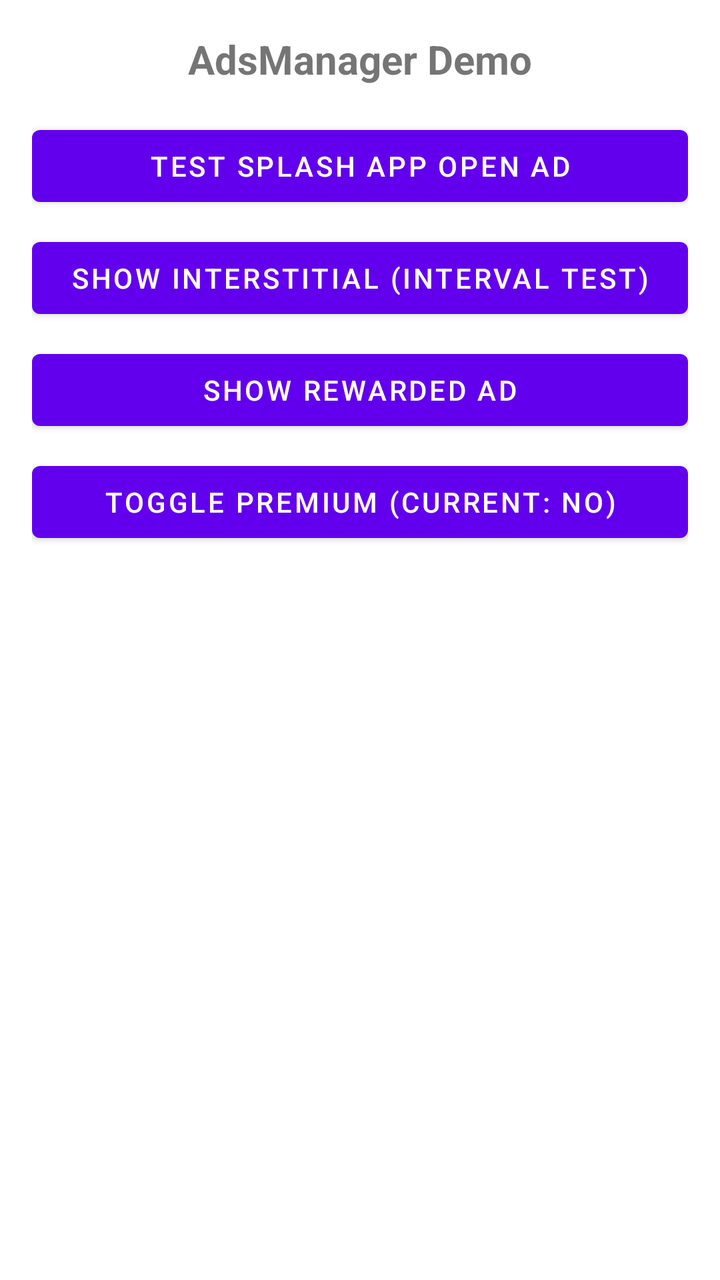
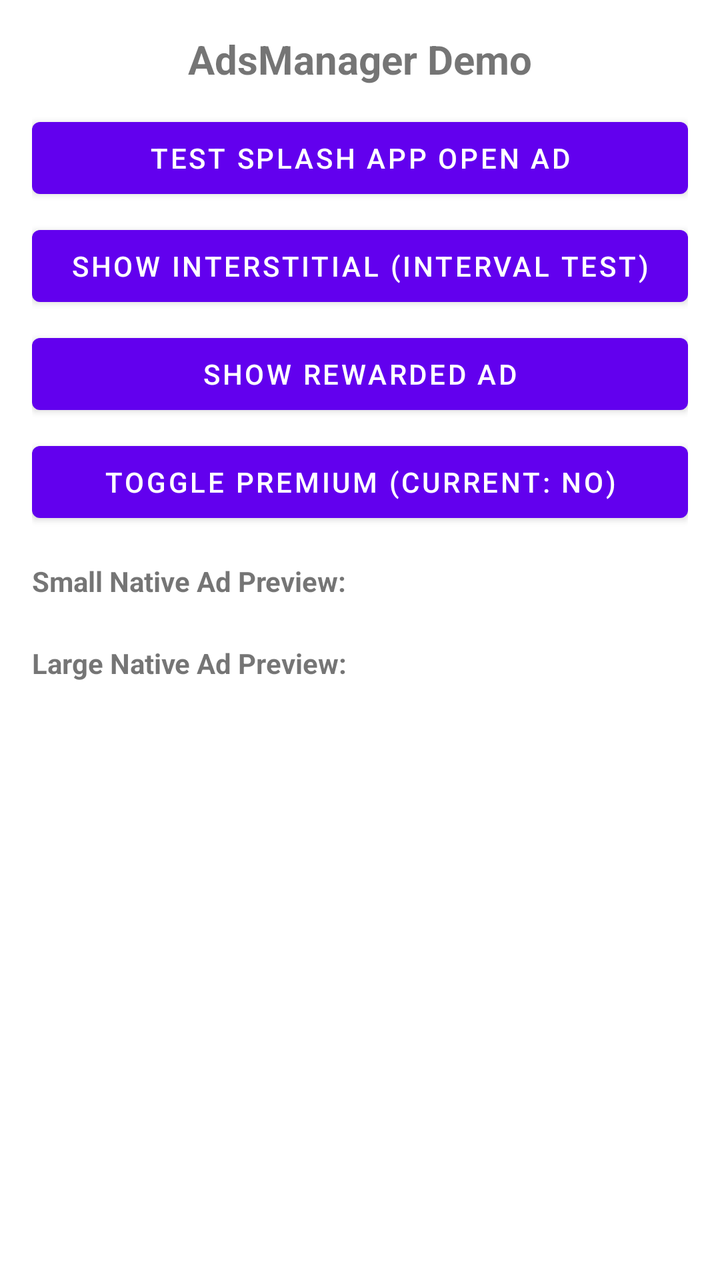

Screens rendered from an Android XML layout before and after an edit, with the pre-edit source and the edit as a unified diff.
<!-- AndroidManifest.xml: application theme Theme.AdsManager -->
<!-- res/layout/activity_main.xml -->
<?xml version="1.0" encoding="utf-8"?>
<LinearLayout xmlns:android="http://schemas.android.com/apk/res/android"
    android:layout_width="match_parent"
    android:layout_height="match_parent"
    android:gravity="center_horizontal"
    android:orientation="vertical"
    android:padding="16dp">

    <TextView
        android:layout_width="wrap_content"
        android:layout_height="wrap_content"
        android:text="AdsManager Demo"
        android:textSize="20sp"
        android:textStyle="bold" />

    <Button
        android:id="@+id/btnSplashAppOpen"
        android:layout_width="match_parent"
        android:layout_height="wrap_content"
        android:layout_marginTop="16dp"
        android:text="Test Splash App Open Ad" />

    <Button
        android:id="@+id/btnInterstitial"
        android:layout_width="match_parent"
        android:layout_height="wrap_content"
        android:layout_marginTop="8dp"
        android:text="Show Interstitial (Interval Test)" />

    <Button
        android:id="@+id/btnRewarded"
        android:layout_width="match_parent"
        android:layout_height="wrap_content"
        android:layout_marginTop="8dp"
        android:text="Show Rewarded Ad" />

    <Button
        android:id="@+id/btnTogglePremium"
        android:layout_width="match_parent"
        android:layout_height="wrap_content"
        android:layout_marginTop="8dp"
        android:text="Toggle Premium (Current: No)" />

    <FrameLayout
        android:id="@+id/nativeAdContainer"
        android:layout_width="match_parent"
        android:layout_height="wrap_content"
        android:layout_marginTop="16dp" />

    <View
        android:layout_width="match_parent"
        android:layout_height="0dp"
        android:layout_weight="1" />

    <FrameLayout
        android:id="@+id/bannerContainer"
        android:layout_width="match_parent"
        android:layout_height="wrap_content" />
</LinearLayout>
<!-- resources referenced by this layout -->
<resources>
  <style name="Theme.AdsManager" parent="Theme.MaterialComponents.DayNight.DarkActionBar">
          
          <item name="colorPrimary">@color/purple_500</item>
          <item name="colorPrimaryVariant">@color/purple_700</item>
          <item name="colorOnPrimary">@color/white</item>
          
          <item name="colorSecondary">@color/teal_200</item>
          <item name="colorSecondaryVariant">@color/teal_700</item>
          <item name="colorOnSecondary">@color/black</item>
          
          <item name="android:statusBarColor">?attr/colorPrimaryVariant</item>
          
      </style>
  <color name="purple_500">#FF6200EE</color>
  <color name="purple_700">#FF3700B3</color>
  <color name="white">#FFFFFFFF</color>
  <color name="teal_200">#FF03DAC5</color>
  <color name="teal_700">#FF018786</color>
  <color name="black">#FF000000</color>
</resources>

<!-- the commit's change to res/layout/activity_main.xml (unified diff, before → after) -->
@@ -1,59 +1,85 @@
 <?xml version="1.0" encoding="utf-8"?>
-<LinearLayout xmlns:android="http://schemas.android.com/apk/res/android"
+<ScrollView xmlns:android="http://schemas.android.com/apk/res/android"
     android:layout_width="match_parent"
     android:layout_height="match_parent"
-    android:gravity="center_horizontal"
-    android:orientation="vertical"
-    android:padding="16dp">
+    android:fillViewport="true">
 
-    <TextView
-        android:layout_width="wrap_content"
-        android:layout_height="wrap_content"
-        android:text="AdsManager Demo"
-        android:textSize="20sp"
-        android:textStyle="bold" />
-
-    <Button
-        android:id="@+id/btnSplashAppOpen"
+    <LinearLayout
         android:layout_width="match_parent"
         android:layout_height="wrap_content"
-        android:layout_marginTop="16dp"
-        android:text="Test Splash App Open Ad" />
+        android:gravity="center_horizontal"
+        android:orientation="vertical"
+        android:padding="16dp">
 
-    <Button
-        android:id="@+id/btnInterstitial"
-        android:layout_width="match_parent"
-        android:layout_height="wrap_content"
-        android:layout_marginTop="8dp"
-        android:text="Show Interstitial (Interval Test)" />
+        <TextView
+            android:layout_width="wrap_content"
+            android:layout_height="wrap_content"
+            android:text="AdsManager Demo"
+            android:textSize="20sp"
+            android:textStyle="bold" />
 
-    <Button
-        android:id="@+id/btnRewarded"
-        android:layout_width="match_parent"
-        android:layout_height="wrap_content"
-        android:layout_marginTop="8dp"
-        android:text="Show Rewarded Ad" />
+        <Button
+            android:id="@+id/btnSplashAppOpen"
+            android:layout_width="match_parent"
+            android:layout_height="wrap_content"
+            android:layout_marginTop="12dp"
+            android:text="Test Splash App Open Ad" />
 
-    <Button
-        android:id="@+id/btnTogglePremium"
-        android:layout_width="match_parent"
-        android:layout_height="wrap_content"
-        android:layout_marginTop="8dp"
-        android:text="Toggle Premium (Current: No)" />
+        <Button
+            android:id="@+id/btnInterstitial"
+            android:layout_width="match_parent"
+            android:layout_height="wrap_content"
+            android:layout_marginTop="6dp"
+            android:text="Show Interstitial (Interval Test)" />
 
-    <FrameLayout
-        android:id="@+id/nativeAdContainer"
-        android:layout_width="match_parent"
-        android:layout_height="wrap_content"
-        android:layout_marginTop="16dp" />
+        <Button
+            android:id="@+id/btnRewarded"
+            android:layout_width="match_parent"
+            android:layout_height="wrap_content"
+            android:layout_marginTop="6dp"
+            android:text="Show Rewarded Ad" />
 
-    <View
-        android:layout_width="match_parent"
-        android:layout_height="0dp"
-        android:layout_weight="1" />
+        <Button
+            android:id="@+id/btnTogglePremium"
+            android:layout_width="match_parent"
+            android:layout_height="wrap_content"
+            android:layout_marginTop="6dp"
+            android:text="Toggle Premium (Current: No)" />
 
-    <FrameLayout
-        android:id="@+id/bannerContainer"
-        android:layout_width="match_parent"
-        android:layout_height="wrap_content" />
-</LinearLayout>
+        
+        <TextView
+            android:layout_width="match_parent"
+            android:layout_height="wrap_content"
+            android:layout_marginTop="16dp"
+            android:text="Small Native Ad Preview:"
+            android:textStyle="bold" />
+
+        <FrameLayout
+            android:id="@+id/smallNativeContainer"
+            android:layout_width="match_parent"
+            android:layout_height="wrap_content"
+            android:layout_marginTop="6dp" />
+
+        
+        <TextView
+            android:layout_width="match_parent"
+            android:layout_height="wrap_content"
+            android:layout_marginTop="16dp"
+            android:text="Large Native Ad Preview:"
+            android:textStyle="bold" />
+
+        <FrameLayout
+            android:id="@+id/largeNativeContainer"
+            android:layout_width="match_parent"
+            android:layout_height="wrap_content"
+            android:layout_marginTop="6dp" />
+
+        <FrameLayout
+            android:id="@+id/bannerContainer"
+            android:layout_width="match_parent"
+            android:layout_height="wrap_content"
+            android:layout_marginTop="16dp" />
+
+    </LinearLayout>
+
+</ScrollView>
